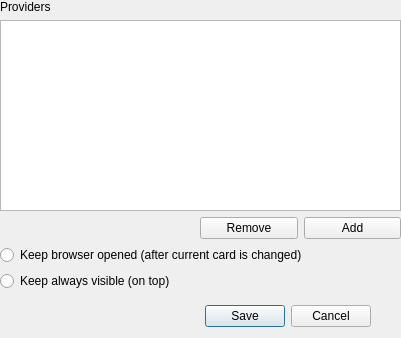
Above: anki-web-browser/resources/config_view.ui from ssricardo/anki-plugins before the change. Below: the same form after it.
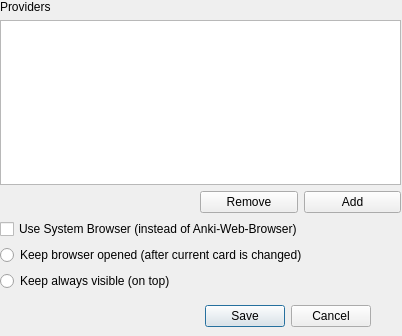
That is the form after the change.

Commit message: web-browser: issues 5, 8, 9 + External browser

Diff of the .ui file:
```diff
--- a/anki-web-browser/resources/config_view.ui
+++ b/anki-web-browser/resources/config_view.ui
@@ -6,8 +6,8 @@
    <rect>
     <x>0</x>
     <y>0</y>
-    <width>401</width>
-    <height>338</height>
+    <width>402</width>
+    <height>336</height>
    </rect>
   </property>
   <property name="windowTitle">
@@ -70,6 +70,13 @@
       </item>
      </layout>
     </item>
+    <item>
+     <widget class="QCheckBox" name="cbSystemBrowser">
+      <property name="text">
+       <string>Use System Browser (instead of Anki-Web-Browser)</string>
+      </property>
+     </widget>
+    </item>
     <item>
      <widget class="QRadioButton" name="radioButton">
       <property name="text">
```
The commit also changes 11 other files.
